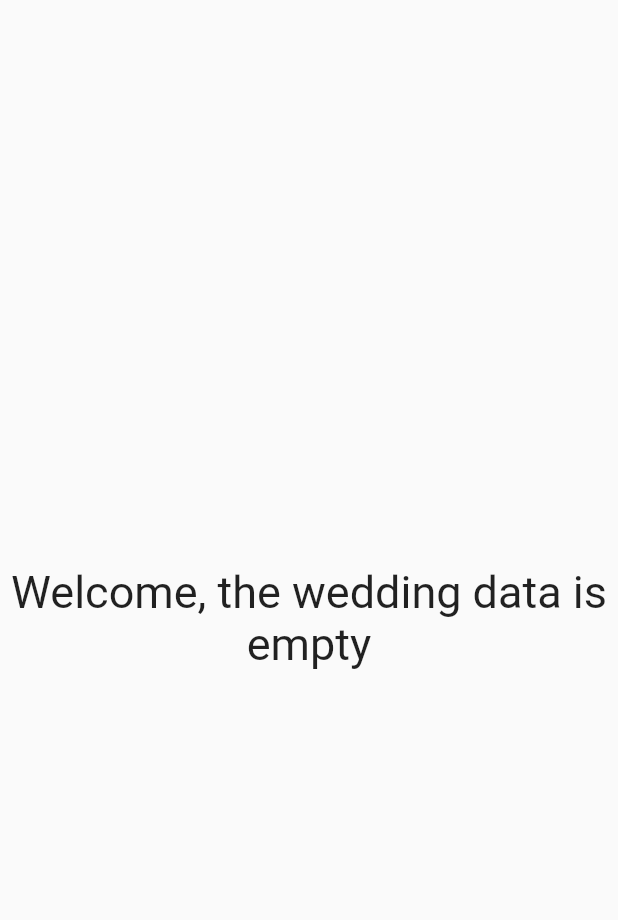
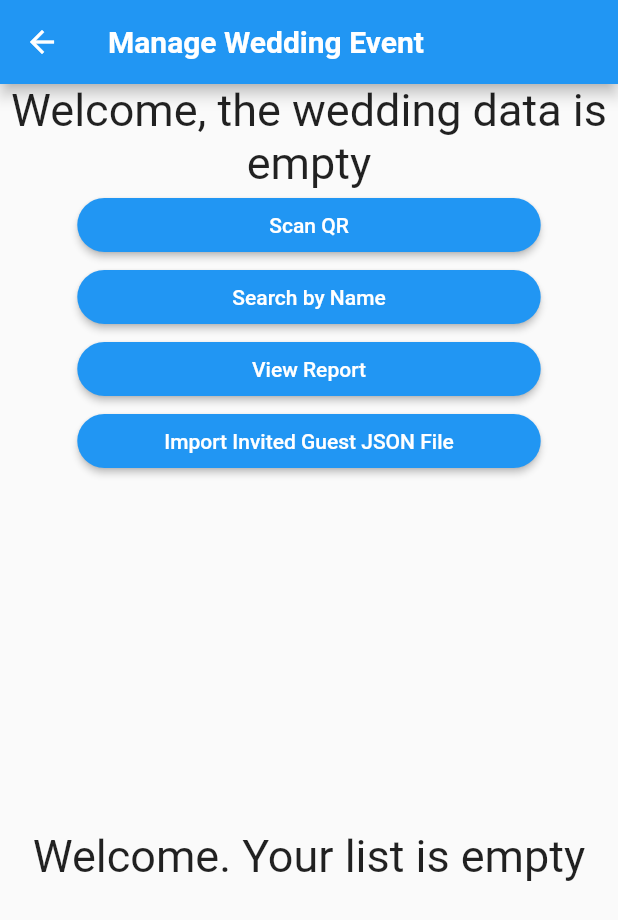
Before and after one commit to fadelrahman31/go_wedding, a Flutter app: the WeddingDetailsPage screen opened directly with empty values, on a phone screen of 412 x 824 dp. Shown: the top 920 px of the screen. Run offline on Flutter 3.47's test engine with Material 2 defaults, Android fonts, the phone set to English and light mode, and no system bars; our stand-ins replace file_picker, firebase_database, random_string; accounts and stored records are empty.

Commit message:
wedding details page working UI + show invitation

```diff
--- a/lib/weddingPage.dart
+++ b/lib/weddingPage.dart
@@ -1,9 +1,13 @@
 import 'package:flutter/material.dart';
+import 'package:flutter/services.dart';
 import 'package:firebase_database/firebase_database.dart';
 import 'dart:io';
 import 'dart:async';
 import 'models/wedding.dart';
 import 'models/invitation.dart';
+import 'package:file_picker/file_picker.dart';
+import 'package:random_string/random_string.dart';
+import 'dart:convert';
 
 class WeddingDetailsPage extends StatefulWidget {
   final String requiredID;
@@ -21,6 +25,12 @@ class _WeddingDetailsPageState extends State<WeddingDetailsPage> {
   List<Invitation> _invitationList;
   final FirebaseDatabase _database = FirebaseDatabase.instance;
 
+  bool _loadingPath = false;
+  String _filePath;
+  String _fileName;
+  String _content;
+  List<String> _daftarTamu = new List<String>();
+
   Query _invitationQuery;
   Query _weddingQuery;
 
@@ -33,7 +43,6 @@ class _WeddingDetailsPageState extends State<WeddingDetailsPage> {
 
   @override
   void initState() {
-    String aidi = widget.requiredID;
     super.initState();
     _weddingList = new List();
     _weddingQuery = _database
@@ -49,7 +58,9 @@ class _WeddingDetailsPageState extends State<WeddingDetailsPage> {
     _invitationList = new List();
     _invitationQuery = _database
       .reference()
-      .child("Invitations");
+      .child("Invitations")
+      .orderByChild("id_wedding")
+      .equalTo(widget.requiredID);
     _onInvitationAddedSubscription = _invitationQuery.onChildAdded.listen(onEntryInvitationAdded);
     _onInvitationChangedSubscription = _invitationQuery.onChildChanged.listen(onEntryInvitationChanged);
 
@@ -86,6 +97,117 @@ class _WeddingDetailsPageState extends State<WeddingDetailsPage> {
     setState(() {
       _invitationList.add(Invitation.fromSnapshot(event.snapshot));
     });
+  }
+
+  addNewInvitation(String namaTamu){
+    Invitation invitation = new Invitation(randomAlphaNumeric(20),widget.requiredID, namaTamu, "~otw", "link-to-qr");
+    _database.reference().child("Invitations").push().set(invitation.toJson());
+  }
+
+  //Function to handle the click explore file button --> until the "tamu" data is parsed.
+  void openFileExplorer() async {
+    setState(() {
+      _loadingPath = true;
+    });
+    try {
+      _filePath = await FilePicker.getFilePath(type: FileType.any);
+    } on PlatformException catch(e){
+      print("Here are the error "+e.toString());
+    }
+    if(!mounted) return;
+    setState(() {
+      _loadingPath=false;
+      _fileName = _filePath != null ? _filePath.split('/').last : '...';
+    });
+    print(_fileName);
+    print(_filePath);
+    _content = await read();
+    parseData(_content);
+  }
+
+  void parseData(String content){
+    var data = json.decode(content);
+    var tamu = data["tamu"] as List;
+    print(tamu.runtimeType);
+    print(tamu);
+    for(var i=0; i < tamu.length; i++){
+      _daftarTamu.add(tamu[i]["nama"].toString());
+    }
+    print(_daftarTamu.runtimeType);
+    //print(_daftarTamu);
+    for(var j=0; j<_daftarTamu.length;j++){
+      print("iterasi " + j.toString() + " " + _daftarTamu[j] + "\n");
+      addNewInvitation(_daftarTamu[j]);
+    }
+  }
+
+  Future<String> read() async {
+    String text;
+    try{
+      final File file = File(_filePath.toString());
+      text = await file.readAsString();
+    }catch (e){
+      print("couldn't read file");
+    }
+    return text;
+  }
+
+
+
+  Widget weddingAccessPage(){
+    return Column(
+      children: <Widget>[
+        AppBar(
+          title: Text("Manage Wedding Event", style: TextStyle(fontWeight: FontWeight.bold),),
+        ),
+        showWeddingData(),
+        ButtonTheme(
+          minWidth: MediaQuery.of(context).size.width - (0.25 * MediaQuery.of(context).size.width),
+          child: RaisedButton(
+            child: Text("Scan QR", style: TextStyle(color: Colors.white)),
+            shape: RoundedRectangleBorder(
+              borderRadius: new BorderRadius.circular(25.0)
+            ),
+            onPressed: (){},
+          ),
+        ),
+        ButtonTheme(
+          minWidth: MediaQuery.of(context).size.width - (0.25 * MediaQuery.of(context).size.width),
+          child: RaisedButton(
+            child: Text("Search by Name", style: TextStyle(color: Colors.white)),
+            shape: RoundedRectangleBorder(
+                borderRadius: new BorderRadius.circular(25.0)
+            ),
+            onPressed: (){},
+          ),
+        ),
+        ButtonTheme(
+          minWidth: MediaQuery.of(context).size.width - (0.25 * MediaQuery.of(context).size.width),
+          child: RaisedButton(
+            child: Text("View Report", style: TextStyle(color: Colors.white)),
+            shape: RoundedRectangleBorder(
+                borderRadius: new BorderRadius.circular(25.0)
+            ),
+            onPressed: (){},
+          ),
+        ),
+        ButtonTheme(
+          minWidth: MediaQuery.of(context).size.width - (0.25 * MediaQuery.of(context).size.width),
+          child: RaisedButton(
+            child: Text("Import Invited Guest JSON File", style: TextStyle(color: Colors.white)),
+            shape: RoundedRectangleBorder(
+                borderRadius: new BorderRadius.circular(25.0)
+            ),
+            onPressed: (){
+              openFileExplorer();
+            },
+          ),
+        ),
+        Expanded(
+          child: showInvitationList(),
+        )
+      ],
+    );
   }
 
   Widget showWeddingData(){
@@ -150,11 +272,40 @@ class _WeddingDetailsPageState extends State<WeddingDetailsPage> {
     }
   }
 
+  Widget showInvitationList() {
+    if (_invitationList.length > 0) {
+      return ListView.builder(
+          shrinkWrap: true,
+          itemCount: _invitationList.length,
+          itemBuilder: (BuildContext context, int index) {
+            String id = _invitationList[index].id;
+            String name = _invitationList[index].name;
+            return Dismissible(
+              key: Key(id),
+              background: Container(color: Colors.red),
+              child: ListTile(
+                title: Text(
+                  name ?? 'default value' ,
+                  style: TextStyle(fontSize: 20.0),
+                ),
+              ),
+            );
+          });
+    } else {
+      return Center(
+          child: Text(
+            "Welcome. Your list is empty",
+            textAlign: TextAlign.center,
+            style: TextStyle(fontSize: 30.0),
+          ));
+    }
+  }
+
   @override
   Widget build(BuildContext context) {
     print(widget.requiredID);
     return new Scaffold(
-      body: showWeddingData(),
+      body: weddingAccessPage(),
     );
   }
 }
```
Also changed, not shown: lib/registerinvitation.dart (+32 -32 lines).
